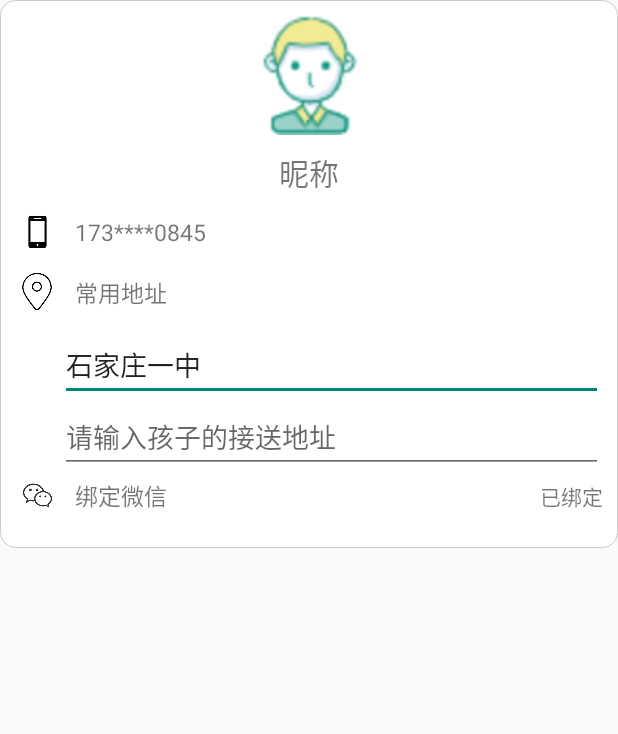
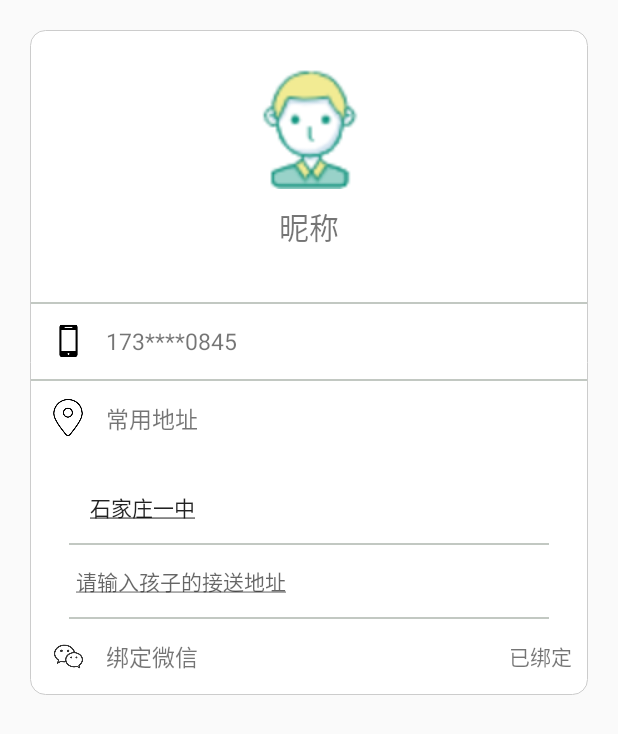
Before and after one commit to liiupeiyan/AndroidZonghe1, an Android app: the ActivityPersonInfo screen opened directly, with no data from a screen before it, on a phone screen of 412 x 824 dp. Shown: the top 734 px of the screen. Run offline under Robolectric (Android 15) with nearby library versions, the light colour scheme and no system bars.

Commit message:
manifest change

```diff
--- a/app/src/main/java/com/example/androidzonghe1/Fragment/lpyWork/FragmentHomePage.java
+++ b/app/src/main/java/com/example/androidzonghe1/Fragment/lpyWork/FragmentHomePage.java
@@ -9,6 +9,7 @@ import android.util.Log;
 import android.view.LayoutInflater;
 import android.view.View;
 import android.view.ViewGroup;
+import android.widget.Button;
 import android.widget.EditText;
 import android.widget.ImageView;
 
@@ -38,7 +39,7 @@ public class FragmentHomePage extends Fragment {
     private TabLayout tab_layout;
     private Banner banner;
     private ImageView ivMessage;
-    private EditText et_search;
+    private Button et_search;
     private final int REQUEST_SEARCH_CODE = 100;
     private View view;
 
--- a/app/src/main/java/com/example/androidzonghe1/activity/xtWork/ActivityPersonInfo.java
+++ b/app/src/main/java/com/example/androidzonghe1/activity/xtWork/ActivityPersonInfo.java
@@ -1,18 +1,68 @@
 package com.example.androidzonghe1.activity.xtWork;
 
+import android.content.Intent;
 import android.os.Bundle;
+import android.view.View;
+import android.widget.Button;
+import android.widget.LinearLayout;
 
 import androidx.annotation.Nullable;
 import androidx.appcompat.app.AppCompatActivity;
 
 import com.example.androidzonghe1.R;
+import com.example.androidzonghe1.activity.lsbWork.SearchActivity;
 
 public class ActivityPersonInfo extends AppCompatActivity {
+
+    private LinearLayout llName;
+    private Button btnAddressUsual;
+    private Button btnAddressChild;
+    private final int NAME_REQUEST_CODD = 1;
+    private final int USUAL_ADDRESS_REQUESTCODD = 2;
+    private final int CHILD_ADDRESS_REQUEST_CODD = 3;
+
     @Override
     protected void onCreate(@Nullable Bundle savedInstanceState) {
         super.onCreate(savedInstanceState);
         setContentView(R.layout.gerenxinxi_layout);
 
+        llName = findViewById(R.id.ll_personInfo_name);
+        btnAddressChild = findViewById(R.id.et_gerenxinxi_child_adress);
+        btnAddressUsual = findViewById(R.id.et_gerenxinxi_address_usually);
 
+        llName.setOnClickListener(new View.OnClickListener() {
+            @Override
+            public void onClick(View view) {
+                Intent intent = new Intent(ActivityPersonInfo.this, AcitivityChangeName.class);
+                startActivityForResult(intent,NAME_REQUEST_CODD);
+            }
+        });
+        btnAddressUsual.setOnClickListener(new View.OnClickListener() {
+            @Override
+            public void onClick(View view) {
+                Intent intent = new Intent(ActivityPersonInfo.this, SearchActivity.class);
+                startActivityForResult(intent,USUAL_ADDRESS_REQUESTCODD);
+            }
+        });
+        btnAddressChild.setOnClickListener(new View.OnClickListener(){
+            @Override
+            public void onClick(View view) {
+                Intent intent = new Intent(ActivityPersonInfo.this, SearchActivity.class);
+                startActivityForResult(intent,CHILD_ADDRESS_REQUEST_CODD);
+            }
+        });
+    }
+
+    @Override
+    protected void onActivityResult(int requestCode, int resultCode, @Nullable Intent data) {
+        switch (requestCode){
+            case NAME_REQUEST_CODD:
+                break;
+            case USUAL_ADDRESS_REQUESTCODD:
+                break;
+            case CHILD_ADDRESS_REQUEST_CODD:
+                break;
+        }
+        super.onActivityResult(requestCode, resultCode, data);
     }
 }
--- a/app/src/main/res/layout/activity_my_the.xml
+++ b/app/src/main/res/layout/activity_my_the.xml
@@ -19,7 +19,7 @@
             android:layout_height="wrap_content"
             android:layout_weight="1"
             android:drawableTop="@drawable/home_page"
-            android:background="@color/white"
+            android:background="@drawable/none_style"
             android:textColor="@color/dark_gray"
             android:layout_gravity="center_horizontal"
             android:onClick="tabClicked"
@@ -33,7 +33,7 @@
             android:layout_height="wrap_content"
             android:layout_weight="1"
             android:drawableTop="@drawable/launch_route"
-            android:background="@color/white"
+            android:background="@drawable/none_style"
             android:textColor="@color/dark_gray"
             android:textSize="14sp"
             android:layout_gravity="center_horizontal"
@@ -47,7 +47,7 @@
             android:layout_height="wrap_content"
             android:layout_weight="1"
             android:drawableTop="@drawable/my"
-            android:background="@color/white"
+            android:background="@drawable/none_style"
             android:textColor="@color/dark_gray"
             android:textSize="14sp"
             android:layout_gravity="center_horizontal"
--- a/app/src/main/res/layout/gerenxinxi_layout.xml
+++ b/app/src/main/res/layout/gerenxinxi_layout.xml
@@ -1,13 +1,21 @@
 <?xml version="1.0" encoding="utf-8"?>
-<LinearLayout xmlns:android="http://schemas.android.com/apk/res/android"
+<LinearLayout android:layout_width="match_parent"
+    android:layout_height="match_parent"
     android:orientation="vertical"
-    android:padding="10dp"
+    android:padding="20dp"
+    xmlns:android="http://schemas.android.com/apk/res/android">
+    <LinearLayout
+        android:orientation="vertical"
         android:background="@drawable/biankuang"
         android:layout_width="match_parent"
         android:layout_height="wrap_content">
         <LinearLayout
+            android:id="@+id/ll_personInfo_name"
             android:layout_marginBottom="10dp"
             android:gravity="center"
+            android:padding="25dp"
+            android:clickable="true"
+            android:focusable="true"
             android:layout_width="match_parent"
             android:layout_height="wrap_content"
             android:orientation="vertical">
@@ -22,8 +30,12 @@
                 android:layout_height="wrap_content"
                 android:text="昵称"/>
         </LinearLayout>
+        <View
+            android:layout_width="match_parent"
+            android:layout_height="1dp"
+            android:background="@color/gray"/>
         <LinearLayout
-        android:layout_marginBottom="10dp"
+            android:padding="10dp"
             android:layout_width="match_parent"
             android:layout_height="wrap_content"
             android:orientation="horizontal">
@@ -33,6 +45,7 @@
                 android:scaleType="fitXY"
                 android:src="@drawable/shouji"/>
             <TextView
+                android:id="@+id/tv_gerenxinxi_phone"
                 android:layout_marginLeft="10dp"
                 android:gravity="center"
                 android:textSize="15sp"
@@ -40,7 +53,12 @@
                 android:layout_height="30dp"
                 android:text="173****0845"/>
         </LinearLayout>
+        <View
+            android:layout_width="match_parent"
+            android:layout_height="1dp"
+            android:background="@color/gray"/>
         <LinearLayout
+            android:padding="10dp"
             android:layout_marginBottom="10dp"
             android:orientation="horizontal"
             android:layout_width="match_parent"
@@ -60,38 +78,68 @@
 
 
         </LinearLayout>
-    <EditText
+        <Button
+            android:id="@+id/et_gerenxinxi_address_usually"
             android:layout_marginLeft="30dp"
-        android:text="石家庄一中"
+            android:text="@string/usual_address"
+            android:background="@drawable/none_style"
+            android:layout_width="wrap_content"
+            android:layout_height="wrap_content"/>
+        <View
+            android:layout_marginLeft="25dp"
+            android:layout_marginRight="25dp"
             android:layout_width="match_parent"
-        android:layout_height="wrap_content"/>
-    <EditText
+            android:layout_height="1dp"
+            android:background="@color/gray"/>
+
+        <Button
+            android:id="@+id/et_gerenxinxi_child_adress"
+            android:layout_width="wrap_content"
+            android:layout_height="wrap_content"
             android:layout_marginLeft="30dp"
-        android:hint="请输入孩子的接送地址"
+            android:background="@drawable/none_style"
+            android:hint="@string/child_address" />
+
+        <View
+            android:layout_marginLeft="25dp"
+            android:layout_marginRight="25dp"
             android:layout_width="match_parent"
-        android:layout_height="wrap_content"/>
+            android:layout_height="1dp"
+            android:background="@color/gray"/>
+
         <LinearLayout
-        android:layout_gravity="center"
-        android:layout_marginBottom="10dp"
+            android:layout_width="match_parent"
+            android:layout_height="wrap_content"
+            android:gravity="center_vertical"
             android:orientation="horizontal"
+            android:padding="10dp">
+
+            <LinearLayout
                 android:layout_width="match_parent"
-        android:layout_height="wrap_content">
+                android:layout_height="wrap_content"
+                android:layout_weight="1"
+                android:orientation="horizontal">
+
                 <ImageView
                     android:layout_width="30dp"
                     android:layout_height="30dp"
-            android:scaleType="fitXY"
-            android:src="@drawable/weixin"/>
+                    android:scaleType="centerCrop"
+                    android:src="@drawable/weixin" />
+
                 <TextView
+                    android:layout_width="wrap_content"
+                    android:layout_height="30dp"
                     android:layout_marginLeft="10dp"
                     android:gravity="center"
-            android:textSize="15sp"
+                    android:text="绑定微信"
+                    android:textSize="15sp" />
+            </LinearLayout>
+
+
+            <TextView
                 android:layout_width="wrap_content"
-            android:layout_height="30dp"
-            android:text="绑定微信"/>
-        <TextView
-            android:gravity="right"
-            android:text="已绑定"
-            android:layout_width="match_parent"
-            android:layout_height="30dp"/>
+                android:layout_height="wrap_content"
+                android:text="已绑定" />
         </LinearLayout>
     </LinearLayout>
+</LinearLayout>
--- a/app/src/main/res/layout/item_recycleview_day_trip.xml
+++ b/app/src/main/res/layout/item_recycleview_day_trip.xml
@@ -1,8 +1,9 @@
 <?xml version="1.0" encoding="utf-8"?>
 <RelativeLayout android:layout_width="match_parent"
     android:layout_height="wrap_content"
-    android:background="@drawable/radiusnew"
+    android:background="@drawable/radius_lpy"
     android:padding="5dp"
+    android:layout_marginBottom="10dp"
     android:paddingLeft="0dp"
     xmlns:android="http://schemas.android.com/apk/res/android">
     <RelativeLayout
--- a/app/src/main/res/values/strings.xml
+++ b/app/src/main/res/values/strings.xml
@@ -6,5 +6,7 @@
     <string name="Search_locate_content">输入城市名或拼音查询</string>
     <string name="Single_premium"><u>单人专享</u></string>
     <string name="Carpooling_to_ferry"><u>拼车接送</u></string>
+    <string name="child_address"><u>请输入孩子的接送地址</u></string>
+    <string name="usual_address"><u>石家庄一中</u></string>
     <!--    <string name="appbar_scrolling_view_behavior">android.support.design.widget.AppBarLayout$ScrollingViewBehavior</string>-->
 </resources>
```
Also changed, not shown: app/src/main/res/drawable-v24/radius_lpy.xml (added, +18 -0 lines), app/src/main/res/layout/fragment_home_page.xml (+9 -3 lines), app/src/main/res/drawable/search_lpy.png (added). Lines whose indentation alone changed are shown as unchanged.
